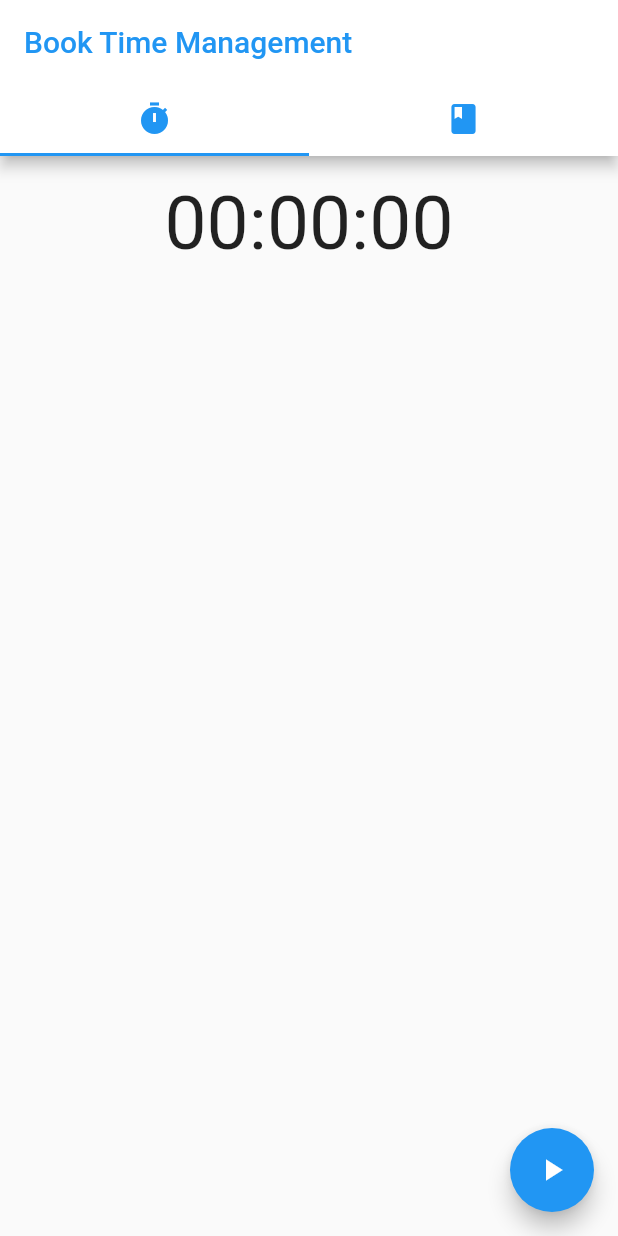
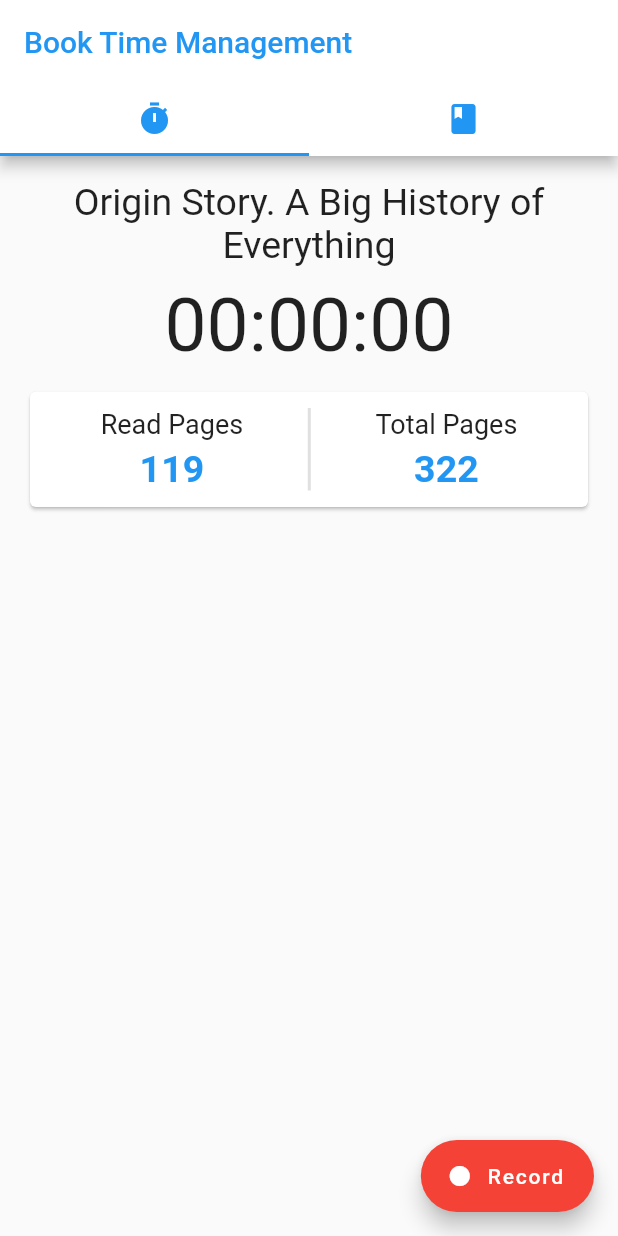
Before and after one commit to eichingertim/BookManagementApp, a Flutter app: the screen it shows after launch, on a phone screen of 412 x 824 dp. Run offline on Flutter 3.47's test engine with Material 2 defaults, Android fonts, the phone set to English and light mode, and no system bars; our stand-ins replace sqflite; missing offline and left inert: flutter_picker; accounts and stored records are empty; Roboto replaces fonts that are missing (Helvetica).

Commit message:
added recording features

```diff
--- a/book_management_app/lib/time_widget.dart
+++ b/book_management_app/lib/time_widget.dart
@@ -1,8 +1,73 @@
+import 'dart:async';
+
 import 'package:flutter/cupertino.dart';
 import 'package:flutter/material.dart';
+import 'package:flutter/services.dart';
 import 'package:flutter/src/widgets/framework.dart';
+import 'package:flutter_picker/flutter_picker.dart';
 
-class TimePage extends StatelessWidget {
+class TimePage extends StatefulWidget {
+
+  TimePageState createState() => TimePageState();
+
+}
+
+class TimePageState extends State<TimePage> {
+
+  String time = "00:00:00";
+  String bookTitle = "Origin Story. A Big History of Everything";
+  int bookTotalPages = 322;
+  int bookReadPages = 119;
+
+  var swatch = Stopwatch();
+  final duration = const Duration(seconds: 1);
+
+  void startTimer() {
+    Timer(duration, keepRunning);
+  }
+
+  void keepRunning() {
+    if (swatch.isRunning) {
+      startTimer();
+    }
+    setState(() {
+      time = swatch.elapsed.inHours.toString().padLeft(2, "0") + ":"
+              + (swatch.elapsed.inMinutes%60).toString().padLeft(2, "0") + ":"
+              + (swatch.elapsed.inSeconds%60).toString().padLeft(2, "0");
+    });
+  }
+
+  void startStopStopWatch() {
+    if (swatch.isRunning) {
+      swatch.stop();
+    } else {
+      swatch.start();
+      startTimer();
+    }
+  }
+
+  showPickerNumber(BuildContext context) {
+    new Picker(
+        adapter: NumberPickerAdapter(data: [
+          NumberPickerColumn(begin: bookReadPages, end: bookTotalPages),
+        ]),
+        delimiter: [
+          PickerDelimiter(child: Container(
+            alignment: Alignment.center,
+          ))
+        ],
+        hideHeader: true,
+        title: new Text("Current book page"),
+        onConfirm: (Picker picker, List value) {
+          setState(() {
+            bookReadPages = int.parse(picker.getSelectedValues()[0].toString());
+          });
+          print(value.toString());
+          print(picker.getSelectedValues());
+        }
+    ).showDialog(context);
+  }
+
   @override
   Widget build(BuildContext context) {
     return Scaffold(
@@ -10,22 +75,110 @@ class TimePage extends StatelessWidget {
         padding: const EdgeInsets.all(16.0),
         child: Column(
           children: <Widget>[
-            Center(
-              child: Text(
-                "00:00:00",
-                textAlign: TextAlign.center,
-                style: TextStyle(
-                  fontSize: 50.0,
+
+            Container(
+              margin: const EdgeInsets.only(bottom: 10.0),
+              child: Center(
+                child: Text(
+                  bookTitle,
+                  style: TextStyle(
+                    fontSize: 25.0
+                  ),
+                  textAlign: TextAlign.center,
                 ),
               ),
+            ),
+
+            Container(
+              margin: EdgeInsets.only(bottom: 10.0),
+              child: Center(
+                child: Text(
+                  time,
+                  textAlign: TextAlign.center,
+                  style: TextStyle(
+                    fontSize: 50.0,
+                  ),
+                ),
+              ),
+            ),
+
+            Card(
+              child: Container(
+                padding: EdgeInsets.all(11.0),
+                child: IntrinsicHeight(
+                  child: Row(
+                    mainAxisAlignment: MainAxisAlignment.spaceEvenly,
+                    children: <Widget>[
+
+                      GestureDetector(
+                        onTap: () {showPickerNumber(context);},
+                        child: Column(
+                          children: <Widget>[
+                            Container(
+                              margin: EdgeInsets.only(bottom: 5.0),
+                              child: Text(
+                                "Read Pages",
+                                style: TextStyle(
+                                  fontSize: 18.0,
+                                  fontFamily: "Helvetica",
+                                ),
+                              ),
+                            ),
+
+                            Text(
+                              bookReadPages.toString(),
+                              style: TextStyle(
+                                fontSize: 25.0,
+                                fontWeight: FontWeight.bold,
+                                color: Colors.blue
+                              ),
+                            ),
+                          ],
+                        ),
+                      ),
+
+                      VerticalDivider(
+                        thickness: 2.0,
+                      ),
+
+                      Column(
+                        children: <Widget>[
+                          Container(
+                            margin: EdgeInsets.only(bottom: 5.0),
+                            child: Text(
+                              "Total Pages",
+                              style: TextStyle(
+                                fontSize: 18.0,
+                                fontFamily: "Helvetica",
+                              ),
+                            ),
+                          ),
+                          Text(
+                            bookTotalPages.toString(),
+                            style: TextStyle(
+                              fontSize: 25.0,
+                              fontWeight: FontWeight.bold,
+                              color: Colors.blue
+                            ),
+                          ),
+                        ],
+                      ),
+                    ],
+                  ),
+                )
+              )
             )
+
           ],
         ),
       ),
-      floatingActionButton: FloatingActionButton(
-        child: Icon(Icons.play_arrow),
-        backgroundColor: Colors.blue,
+      floatingActionButton: FloatingActionButton.extended(
+        icon: Icon(swatch.isRunning?Icons.stop:Icons.fiber_manual_record, size: 20),
+        label: Text(swatch.isRunning?"Stop":"Record"),
+        backgroundColor: Colors.red,
+        onPressed: startStopStopWatch,
       ),
     );
   }
+
 }
--- a/book_management_app/pubspec.yaml
+++ b/book_management_app/pubspec.yaml
@@ -20,6 +20,8 @@ dependencies:
   flutter:
     sdk: flutter
   sqflite: ^1.1.6
+  flutter_picker:
+    git: git://github.com/yangyxd/flutter_picker.git
 
   # The following adds the Cupertino Icons font to your application.
   # Use with the CupertinoIcons class for iOS style icons.
```
Also changed, not shown: book_management_app/lib/books_widget.dart (+14 -1 lines), book_management_app/lib/create_new_book.dart (added, +18 -0 lines), book_management_app/pubspec.lock.
